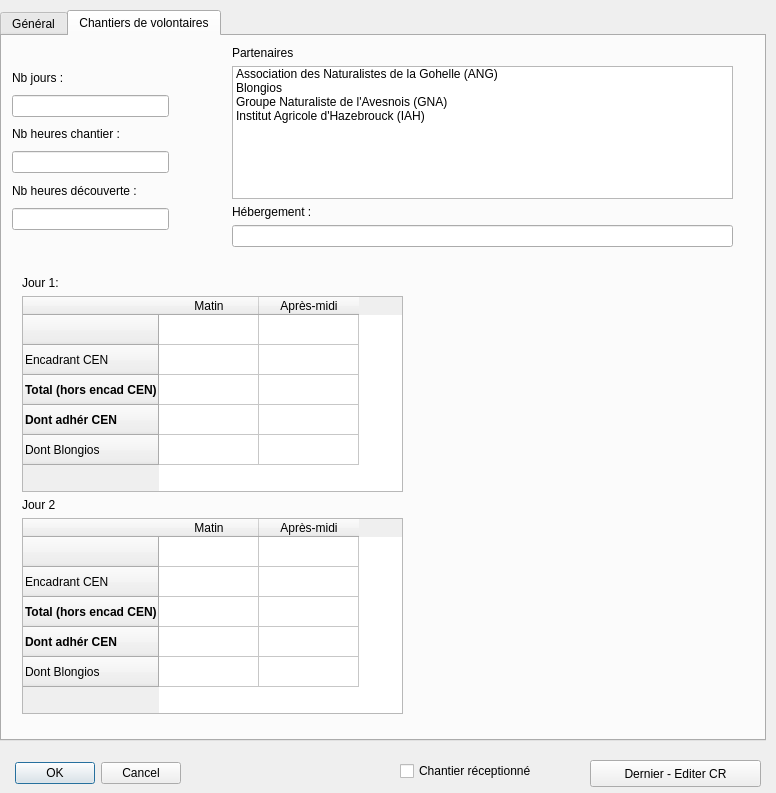
Above: ui_operation.ui from VincentD/bdtravaux before the change. Below: the same form after it.
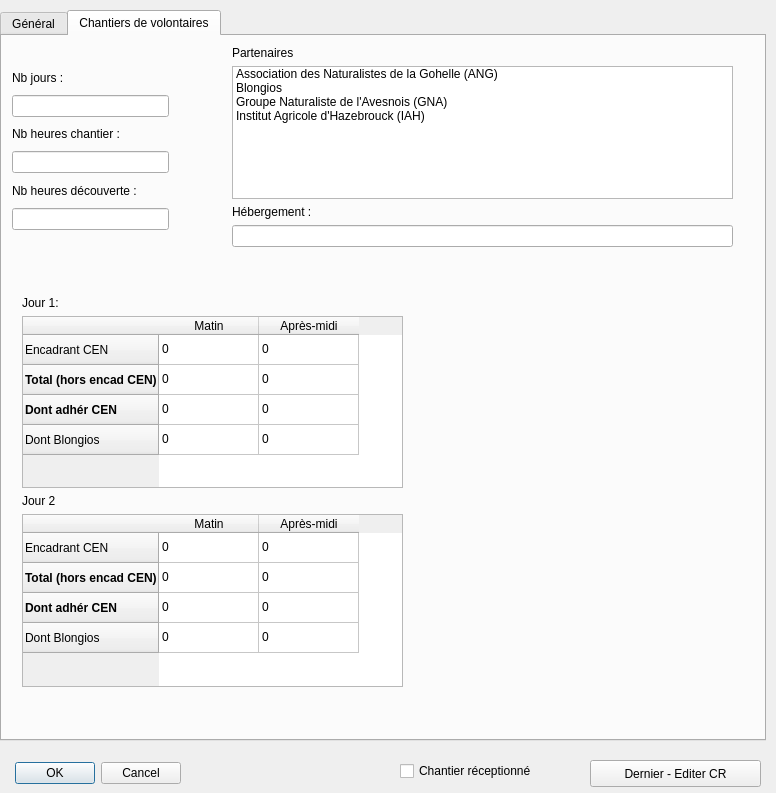
That is the form after the change. The open tabs and pages were chosen to show the change.

The edit to the form file:
```diff
--- a/ui_operation.ui
+++ b/ui_operation.ui
@@ -540,9 +540,9 @@
      <property name="geometry">
       <rect>
        <x>20</x>
-       <y>240</y>
+       <y>260</y>
        <width>381</width>
-       <height>438</height>
+       <height>391</height>
       </rect>
      </property>
      <layout class="QVBoxLayout" name="verticalLayout_3">
@@ -555,11 +555,6 @@
       </item>
       <item>
        <widget class="QTableWidget" name="chtab_nbpers_jr1">
-        <row>
-         <property name="text">
-          <string/>
-         </property>
-        </row>
         <row>
          <property name="text">
           <string>Encadrant CEN</string>
@@ -608,6 +603,46 @@
           <string>Après-midi</string>
          </property>
         </column>
+        <item row="0" column="0">
+         <property name="text">
+          <string>0</string>
+         </property>
+        </item>
+        <item row="0" column="1">
+         <property name="text">
+          <string>0</string>
+         </property>
+        </item>
+        <item row="1" column="0">
+         <property name="text">
+          <string>0</string>
+         </property>
+        </item>
+        <item row="1" column="1">
+         <property name="text">
+          <string>0</string>
+         </property>
+        </item>
+        <item row="2" column="0">
+         <property name="text">
+          <string>0</string>
+         </property>
+        </item>
+        <item row="2" column="1">
+         <property name="text">
+          <string>0</string>
+         </property>
+        </item>
+        <item row="3" column="0">
+         <property name="text">
+          <string>0</string>
+         </property>
+        </item>
+        <item row="3" column="1">
+         <property name="text">
+          <string>0</string>
+         </property>
+        </item>
        </widget>
       </item>
       <item>
@@ -618,12 +653,7 @@
        </widget>
       </item>
       <item>
-       <widget class="QTableWidget" name="chtab_nbpers_jr1_2">
-        <row>
-         <property name="text">
-          <string/>
-         </property>
-        </row>
+       <widget class="QTableWidget" name="chtab_nbpers_jr2">
         <row>
          <property name="text">
           <string>Encadrant CEN</string>
@@ -672,6 +702,46 @@
           <string>Après-midi</string>
          </property>
         </column>
+        <item row="0" column="0">
+         <property name="text">
+          <string>0</string>
+         </property>
+        </item>
+        <item row="0" column="1">
+         <property name="text">
+          <string>0</string>
+         </property>
+        </item>
+        <item row="1" column="0">
+         <property name="text">
+          <string>0</string>
+         </property>
+        </item>
+        <item row="1" column="1">
+         <property name="text">
+          <string>0</string>
+         </property>
+        </item>
+        <item row="2" column="0">
+         <property name="text">
+          <string>0</string>
+         </property>
+        </item>
+        <item row="2" column="1">
+         <property name="text">
+          <string>0</string>
+         </property>
+        </item>
+        <item row="3" column="0">
+         <property name="text">
+          <string>0</string>
+         </property>
+        </item>
+        <item row="3" column="1">
+         <property name="text">
+          <string>0</string>
+         </property>
+        </item>
        </widget>
       </item>
      </layout>
```
